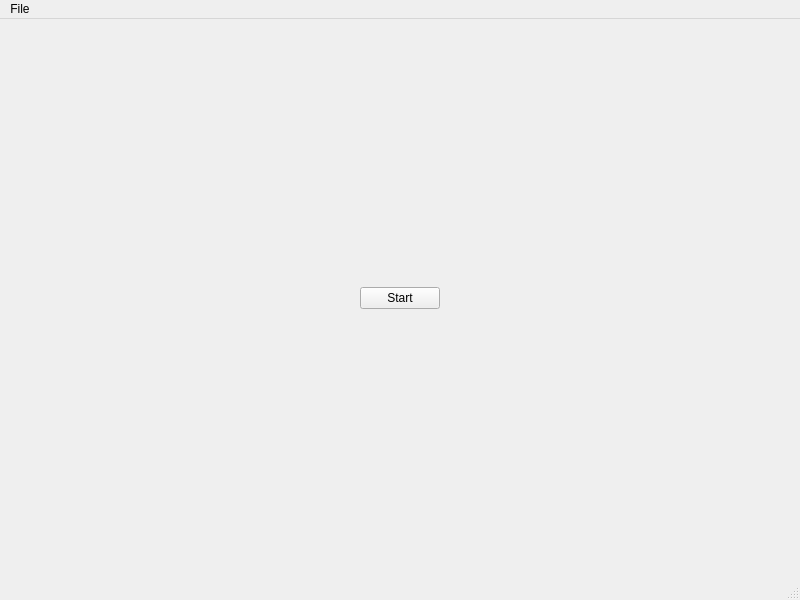
Before: the Qt Designer form 02_qt/01_timer/gui/mainwindow.ui in DrFKNoble/pc_control_tutorials, drawn with Qt 5.
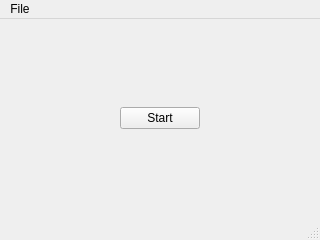
After: the same form once the commit is applied.

```diff
--- a/02_qt/01_timer/gui/mainwindow.ui
+++ b/02_qt/01_timer/gui/mainwindow.ui
@@ -6,8 +6,8 @@
    <rect>
     <x>0</x>
     <y>0</y>
-    <width>800</width>
-    <height>600</height>
+    <width>320</width>
+    <height>240</height>
    </rect>
   </property>
   <property name="windowTitle">
@@ -59,8 +59,8 @@
     <rect>
      <x>0</x>
      <y>0</y>
-     <width>800</width>
-     <height>26</height>
+     <width>320</width>
+     <height>21</height>
     </rect>
    </property>
    <widget class="QMenu" name="menuFile">
```
